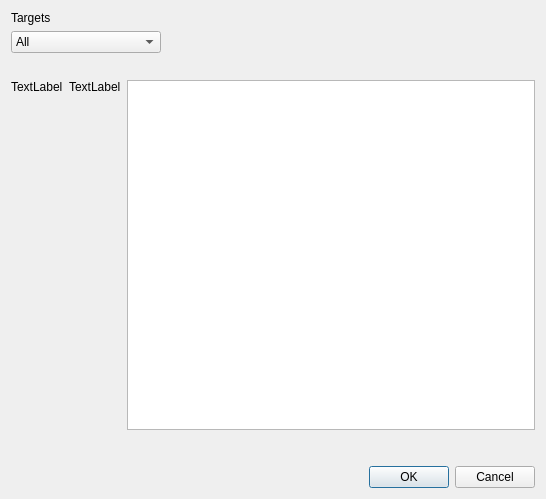
Old version of the form targetdialog.ui in the repository Anton9kin/Milandr_v3.
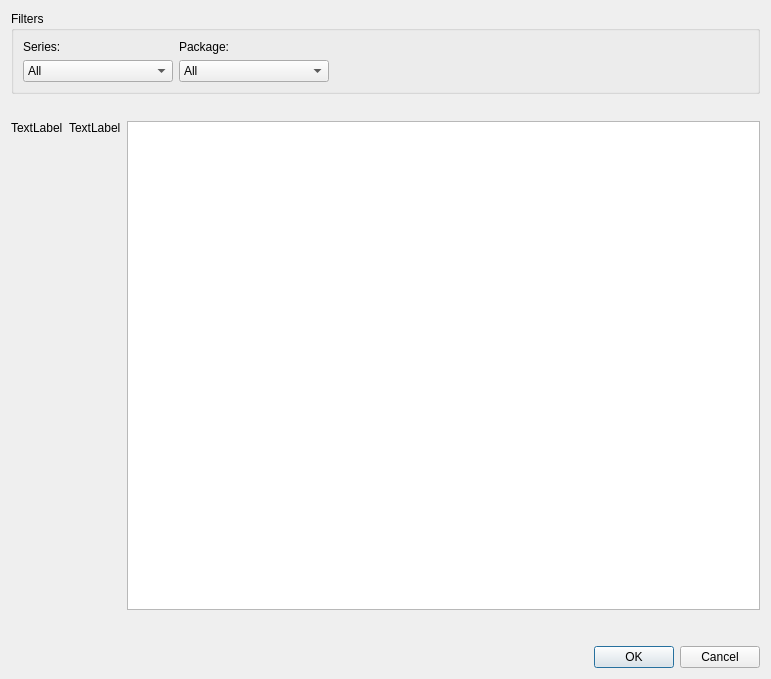
New version of the form.

```diff
--- a/targetdialog.ui
+++ b/targetdialog.ui
@@ -6,8 +6,8 @@
    <rect>
     <x>0</x>
     <y>0</y>
-    <width>546</width>
-    <height>499</height>
+    <width>771</width>
+    <height>679</height>
    </rect>
   </property>
   <property name="sizePolicy">
@@ -19,11 +19,19 @@
   <property name="windowTitle">
    <string>Dialog</string>
   </property>
+  <layout class="QVBoxLayout" name="verticalLayout_3">
+   <item>
+    <widget class="QGroupBox" name="groupBox">
+     <property name="title">
+      <string>Filters</string>
+     </property>
+     <layout class="QHBoxLayout" name="horizontalLayout_2">
+      <item>
   <layout class="QVBoxLayout" name="verticalLayout">
    <item>
     <widget class="QLabel" name="label_3">
      <property name="text">
-      <string>Targets</string>
+           <string>Series:</string>
      </property>
     </widget>
    </item>
@@ -54,10 +62,66 @@
      </item>
     </widget>
    </item>
+       </layout>
+      </item>
+      <item>
+       <layout class="QVBoxLayout" name="verticalLayout_2">
+        <item>
+         <widget class="QLabel" name="label_4">
+          <property name="text">
+           <string>Package:</string>
+          </property>
+         </widget>
+        </item>
+        <item>
+         <widget class="QComboBox" name="comboPackage">
+          <property name="sizePolicy">
+           <sizepolicy hsizetype="Fixed" vsizetype="Fixed">
+            <horstretch>0</horstretch>
+            <verstretch>0</verstretch>
+           </sizepolicy>
+          </property>
+          <property name="minimumSize">
+           <size>
+            <width>150</width>
+            <height>0</height>
+           </size>
+          </property>
+          <property name="maximumSize">
+           <size>
+            <width>150</width>
+            <height>16777215</height>
+           </size>
+          </property>
+          <item>
+           <property name="text">
+            <string>All</string>
+           </property>
+          </item>
+         </widget>
+        </item>
+       </layout>
+      </item>
+      <item>
+       <spacer name="horizontalSpacer">
+        <property name="orientation">
+         <enum>Qt::Horizontal</enum>
+        </property>
+        <property name="sizeHint" stdset="0">
+         <size>
+          <width>40</width>
+          <height>20</height>
+         </size>
+        </property>
+       </spacer>
+      </item>
+     </layout>
+    </widget>
+   </item>
    <item>
     <layout class="QHBoxLayout" name="horizontalLayout" stretch="0,0">
      <property name="sizeConstraint">
-      <enum>QLayout::SetFixedSize</enum>
+      <enum>QLayout::SetDefaultConstraint</enum>
      </property>
      <property name="topMargin">
       <number>21</number>
```
Lines whose indentation alone changed are shown as unchanged.
